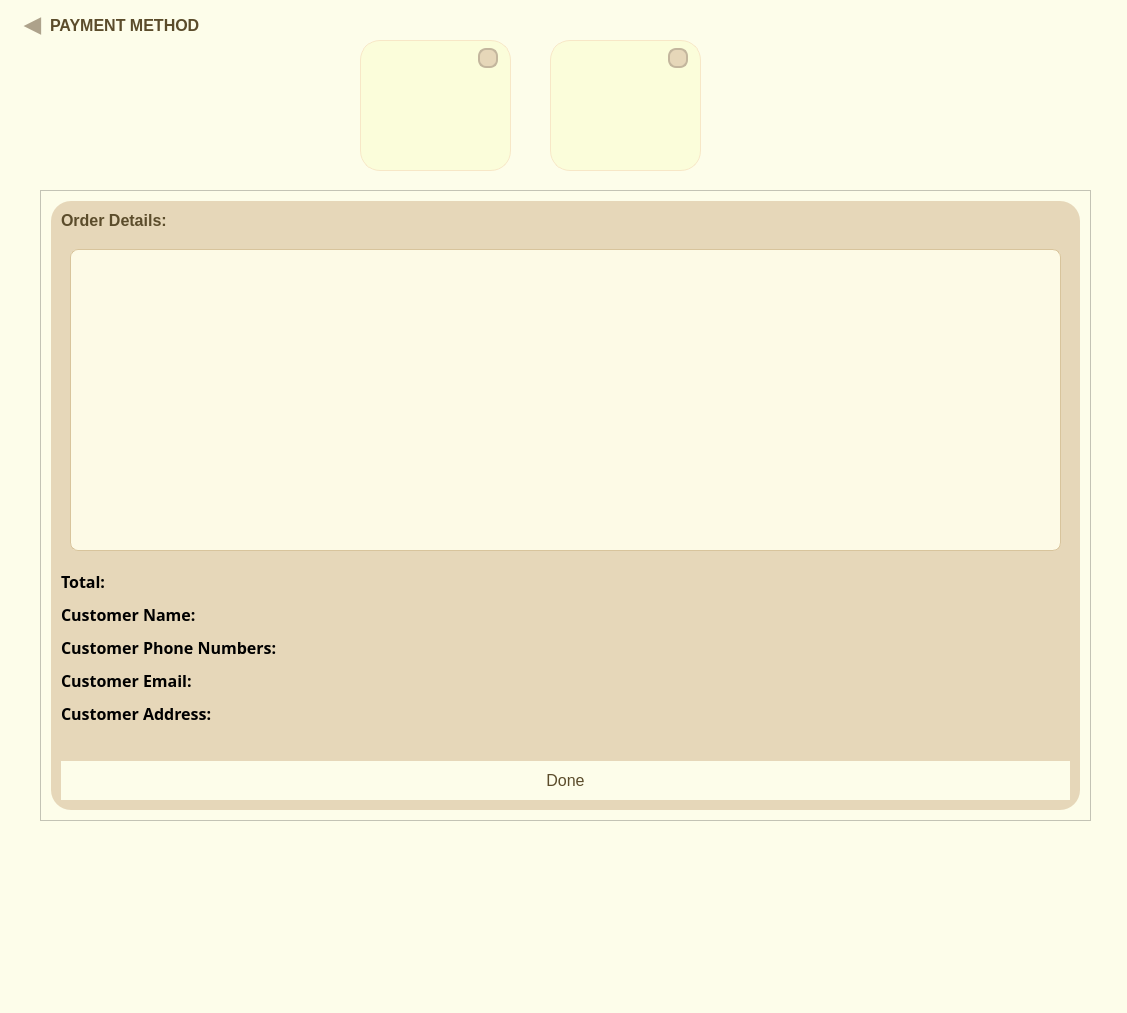
Above: Ui/Checkout.ui from duckbumbum301/FinalProject before the change. Below: the same form after it.
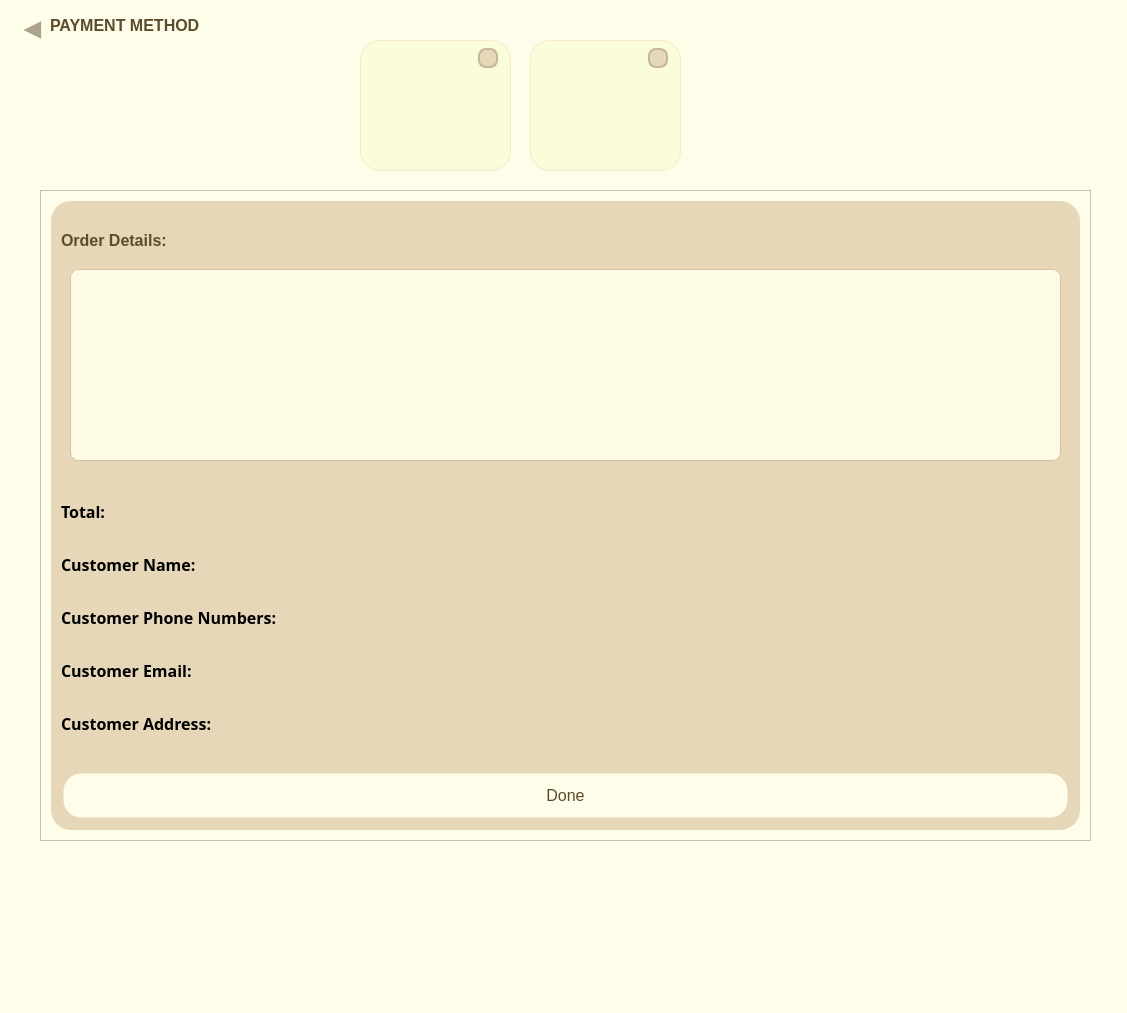
That is the form after the change. Icons and pictures are not drawn.

Diff of the .ui file:
```diff
--- a/Ui/Checkout.ui
+++ b/Ui/Checkout.ui
@@ -27,10 +27,16 @@
     <rect>
      <x>340</x>
      <y>10</y>
-     <width>401</width>
+     <width>440</width>
      <height>191</height>
     </rect>
    </property>
+   <property name="sizePolicy">
+    <sizepolicy hsizetype="Fixed" vsizetype="Fixed">
+     <horstretch>0</horstretch>
+     <verstretch>0</verstretch>
+    </sizepolicy>
+   </property>
    <property name="styleSheet">
     <string notr="true">background-color:rgb(253, 253, 234)</string>
    </property>
@@ -122,7 +128,7 @@
    <widget class="QFrame" name="frame_3">
     <property name="geometry">
      <rect>
-      <x>210</x>
+      <x>190</x>
       <y>30</y>
       <width>151</width>
       <height>131</height>
@@ -209,7 +215,7 @@
    <property name="geometry">
     <rect>
      <x>20</x>
-     <y>10</y>
+     <y>14</y>
      <width>25</width>
      <height>25</height>
     </rect>
@@ -278,7 +284,7 @@
      <x>40</x>
      <y>190</y>
      <width>1051</width>
-     <height>631</height>
+     <height>651</height>
     </rect>
    </property>
    <property name="widgetResizable">
@@ -290,7 +296,7 @@
       <x>0</x>
       <y>0</y>
       <width>1049</width>
-      <height>629</height>
+      <height>649</height>
      </rect>
     </property>
     <layout class="QVBoxLayout" name="scrollLayout">
@@ -331,6 +337,19 @@
         <property name="bottomMargin">
          <number>10</number>
         </property>
+        <item>
+         <spacer name="horizontalSpacer_5">
+          <property name="orientation">
+           <enum>Qt::Horizontal</enum>
+          </property>
+          <property name="sizeHint" stdset="0">
+           <size>
+            <width>40</width>
+            <height>20</height>
+           </size>
+          </property>
+         </spacer>
+        </item>
         <item>
          <widget class="QLabel" name="label_order_summary">
           <property name="styleSheet">
@@ -376,13 +395,19 @@
             <rect>
              <x>0</x>
              <y>0</y>
-             <width>1009</width>
-             <height>312</height>
+             <width>1001</width>
+             <height>210</height>
             </rect>
            </property>
            <layout class="QHBoxLayout" name="horizontalLayout">
             <item>
              <widget class="QTextEdit" name="order_summary_content">
+              <property name="sizePolicy">
+               <sizepolicy hsizetype="Expanding" vsizetype="Fixed">
+                <horstretch>0</horstretch>
+                <verstretch>0</verstretch>
+               </sizepolicy>
+              </property>
               <property name="styleSheet">
                <string>background-color: #fdfae6; border: 1px solid #d8c49c; border-radius: 8px; padding: 6px; font-size: 13px; color: #5b4c2b;</string>
               </property>
@@ -398,6 +423,19 @@
           </widget>
          </widget>
         </item>
+        <item>
+         <spacer name="horizontalSpacer_6">
+          <property name="orientation">
+           <enum>Qt::Horizontal</enum>
+          </property>
+          <property name="sizeHint" stdset="0">
+           <size>
+            <width>40</width>
+            <height>20</height>
+           </size>
+          </property>
+         </spacer>
+        </item>
         <item>
          <widget class="QLabel" name="label_total">
           <property name="font">
@@ -413,6 +451,19 @@
           </property>
          </widget>
         </item>
+        <item>
+         <spacer name="horizontalSpacer_4">
+          <property name="orientation">
+           <enum>Qt::Horizontal</enum>
+          </property>
+          <property name="sizeHint" stdset="0">
+           <size>
+            <width>40</width>
+            <height>20</height>
+           </size>
+          </property>
+         </spacer>
+        </item>
         <item>
          <widget class="QLabel" name="label_2">
           <property name="font">
@@ -428,6 +479,19 @@
           </property>
          </widget>
         </item>
+        <item>
+         <spacer name="horizontalSpacer_3">
+          <property name="orientation">
+           <enum>Qt::Horizontal</enum>
+          </property>
+          <property name="sizeHint" stdset="0">
+           <size>
+            <width>40</width>
+            <height>20</height>
+           </size>
+          </property>
+         </spacer>
+        </item>
         <item>
          <widget class="QLabel" name="label_3">
           <property name="font">
@@ -443,6 +507,19 @@
           </property>
          </widget>
         </item>
+        <item>
+         <spacer name="horizontalSpacer_2">
+          <property name="orientation">
+           <enum>Qt::Horizontal</enum>
+          </property>
+          <property name="sizeHint" stdset="0">
+           <size>
+            <width>40</width>
+            <height>20</height>
+           </size>
+          </property>
+         </spacer>
+        </item>
         <item>
          <widget class="QLabel" name="label_5">
           <property name="font">
@@ -458,6 +535,19 @@
           </property>
          </widget>
         </item>
+        <item>
+         <spacer name="horizontalSpacer">
+          <property name="orientation">
+           <enum>Qt::Horizontal</enum>
+          </property>
+          <property name="sizeHint" stdset="0">
+           <size>
+            <width>40</width>
+            <height>20</height>
+           </size>
+          </property>
+         </spacer>
+        </item>
         <item>
          <widget class="QLabel" name="label_6">
           <property name="font">
@@ -478,12 +568,18 @@
         </item>
         <item>
          <widget class="QPushButton" name="pushButtonDone">
+          <property name="font">
+           <font>
+            <pointsize>-1</pointsize>
+           </font>
+          </property>
           <property name="styleSheet">
            <string notr="true">
 QPushButton {
             background-color:rgb(253, 253, 234);
             color: rgb(91, 76, 43);
             border-radius: 20px;
+			border: 5px solid transparent ; 
             padding: 10px;
             font-size: 16px;
         }
@@ -494,16 +590,6 @@
           <property name="text">
            <string>Done</string>
           </property>
-          <property name="icon">
-           <iconset>
-            <normaloff>../images/ic_meochumo.webp</normaloff>../images/ic_meochumo.webp</iconset>
-          </property>
-          <property name="iconSize">
-           <size>
-            <width>35</width>
-            <height>35</height>
-           </size>
-          </property>
          </widget>
         </item>
        </layout>
```
